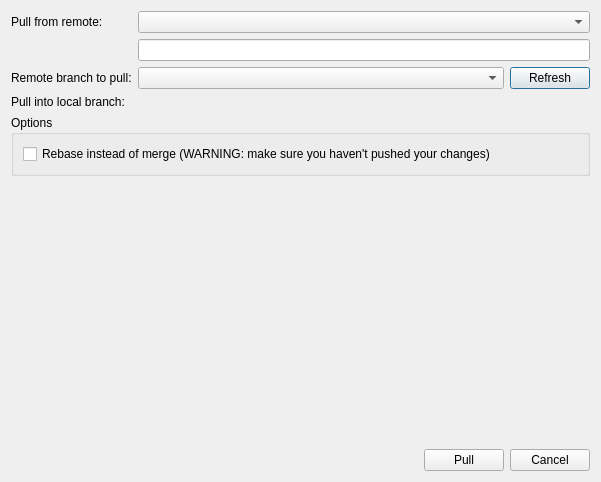
bokic/gitmaster, file qgitpulldialog.ui: the form before one commit.
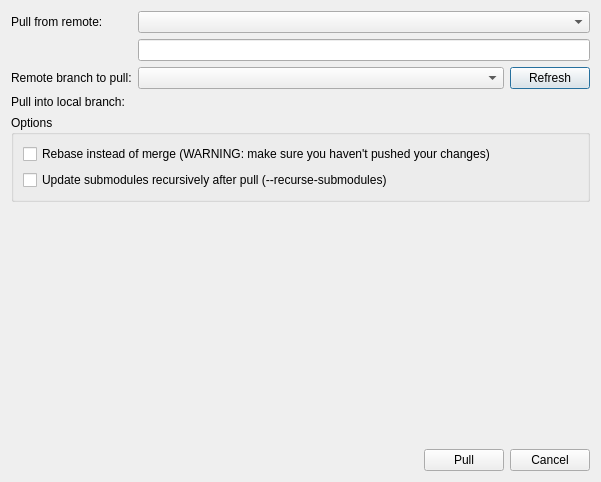
The form after the commit.

Commit message: Implement Recursive Submodule Fetch/Pull

```diff
--- a/qgitpulldialog.ui
+++ b/qgitpulldialog.ui
@@ -75,6 +75,13 @@
         </property>
        </widget>
       </item>
+      <item>
+       <widget class="QCheckBox" name="recurseSubmodules_checkBox">
+        <property name="text">
+         <string>Update submodules recursively after pull (--recurse-submodules)</string>
+        </property>
+       </widget>
+      </item>
      </layout>
     </widget>
    </item>
```
The commit also changes 10 other files.
